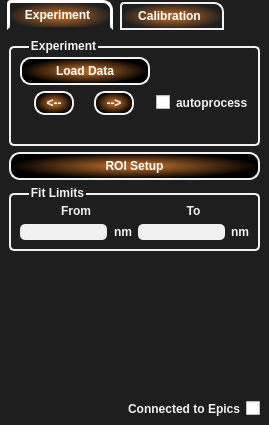
First picture: the form in T-Rax/UIFiles/T_Rax_TemperatureControl.ui, repository CPrescher/T-rax, before the edit.
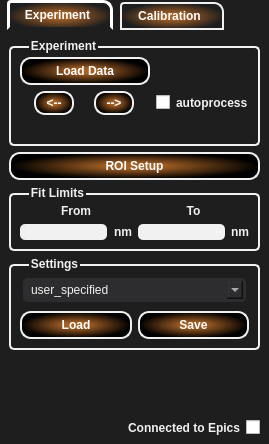
Second picture: the form after the edit.

Commit message: Added Settings seciont to GUI implementation still missing

What changed in the file:
```diff
--- a/T-Rax/UIFiles/T_Rax_TemperatureControl.ui
+++ b/T-Rax/UIFiles/T_Rax_TemperatureControl.ui
@@ -7,7 +7,7 @@
     <x>0</x>
     <y>0</y>
     <width>269</width>
-    <height>425</height>
+    <height>444</height>
    </rect>
   </property>
   <property name="maximumSize">
@@ -30,7 +30,7 @@
      padding-left: 5px;  
  }  
    
- QLabel , QCheckBox, QGroupBox, QRadioButton  {  
+ QLabel , QCheckBox, QGroupBox, QRadioButton, QComboBox  {  
      color: #F1F1F1;  
      font-weight: bold;  
  }  
@@ -46,6 +46,17 @@
      background: #F1F1F1;  
      color: black;  
  }  
+
+
+QComboBox {
+	background: #2D2D30;
+	border-radius:5px;
+	font-weight: normal;
+	padding: 4px;
+	padding-left: 8px;
+	text-align: right;
+	margin:3px;
+}
    
  QPushButton{  
      color:white;  
@@ -337,6 +348,54 @@
          </layout>
         </widget>
        </item>
+       <item>
+        <widget class="QGroupBox" name="groupBox_3">
+         <property name="title">
+          <string>Settings</string>
+         </property>
+         <layout class="QVBoxLayout" name="verticalLayout_7">
+          <item>
+           <widget class="QComboBox" name="settings_cb">
+            <item>
+             <property name="text">
+              <string>user_specified</string>
+             </property>
+            </item>
+           </widget>
+          </item>
+          <item>
+           <layout class="QHBoxLayout" name="horizontalLayout_9">
+            <item>
+             <widget class="QPushButton" name="load_settings_btn">
+              <property name="maximumSize">
+               <size>
+                <width>16777215</width>
+                <height>30</height>
+               </size>
+              </property>
+              <property name="text">
+               <string>Load</string>
+              </property>
+             </widget>
+            </item>
+            <item>
+             <widget class="QPushButton" name="save_settings_btn">
+              <property name="maximumSize">
+               <size>
+                <width>16777215</width>
+                <height>30</height>
+               </size>
+              </property>
+              <property name="text">
+               <string>Save</string>
+              </property>
+             </widget>
+            </item>
+           </layout>
+          </item>
+         </layout>
+        </widget>
+       </item>
        <item>
         <spacer name="verticalSpacer">
          <property name="orientation">
```
The commit also changes 6 other files.
